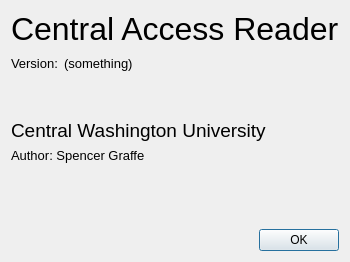
This is src/forms/about.ui in DinoZAR/CentralAccessReader as Qt 5 draws it before an edit. The edited form follows.
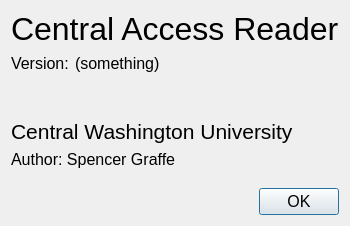
This is the edited form.

Commit message: Made search feature always wrap. Updated the configuration file and GUI to reflect that change as well as the JavaScript.

Patch:
```diff
--- a/src/forms/about.ui
+++ b/src/forms/about.ui
@@ -6,10 +6,15 @@
    <rect>
     <x>0</x>
     <y>0</y>
-    <width>336</width>
-    <height>262</height>
+    <width>347</width>
+    <height>226</height>
    </rect>
   </property>
+  <property name="font">
+   <font>
+    <pointsize>12</pointsize>
+   </font>
+  </property>
   <property name="windowTitle">
    <string>About</string>
   </property>
@@ -30,11 +35,6 @@
     <layout class="QHBoxLayout" name="horizontalLayout">
      <item>
       <widget class="QLabel" name="label_3">
-       <property name="font">
-        <font>
-         <pointsize>10</pointsize>
-        </font>
-       </property>
        <property name="text">
         <string>Version:</string>
        </property>
@@ -42,11 +42,6 @@
      </item>
      <item>
       <widget class="QLabel" name="versionLabel">
-       <property name="font">
-        <font>
-         <pointsize>10</pointsize>
-        </font>
-       </property>
        <property name="text">
         <string>(something)</string>
        </property>
@@ -87,7 +82,7 @@
     <widget class="QLabel" name="label_2">
      <property name="font">
       <font>
-       <pointsize>14</pointsize>
+       <pointsize>16</pointsize>
       </font>
      </property>
      <property name="text">
@@ -97,11 +92,6 @@
    </item>
    <item>
     <widget class="QLabel" name="label_4">
-     <property name="font">
-      <font>
-       <pointsize>10</pointsize>
-      </font>
-     </property>
      <property name="text">
       <string>Author: Spencer Graffe</string>
      </property>
```
The commit also changes 7 other files.
